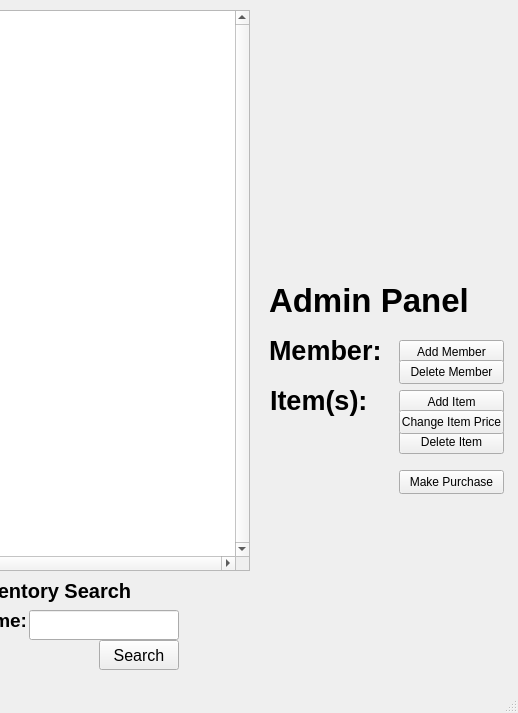
Qt form bulkClub/mainwindow.ui (theWaffler/BulkyClub2023) before a commit; both pictures show x 481 to 999 and y 0 to 713 of the 999 by 713 pixel window.
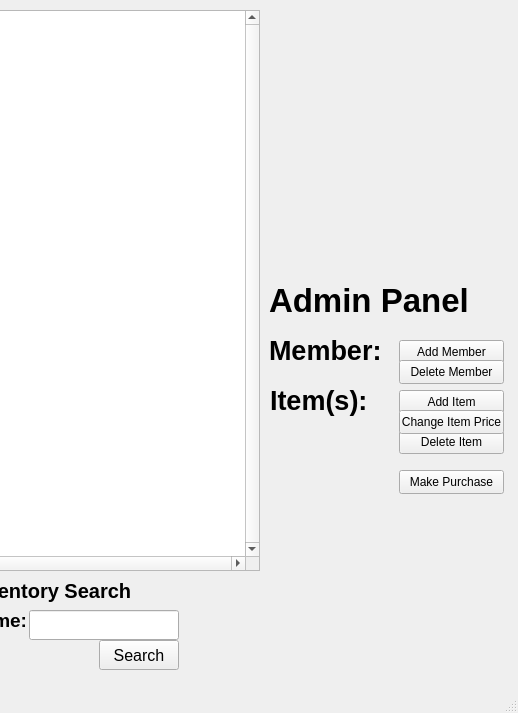
The same form after that commit. Icons and pictures are not drawn.

What changed in the file:
```diff
--- a/bulkClub/mainwindow.ui
+++ b/bulkClub/mainwindow.ui
@@ -69,7 +69,7 @@
      <rect>
       <x>270</x>
       <y>10</y>
-      <width>461</width>
+      <width>471</width>
       <height>561</height>
      </rect>
     </property>
```
